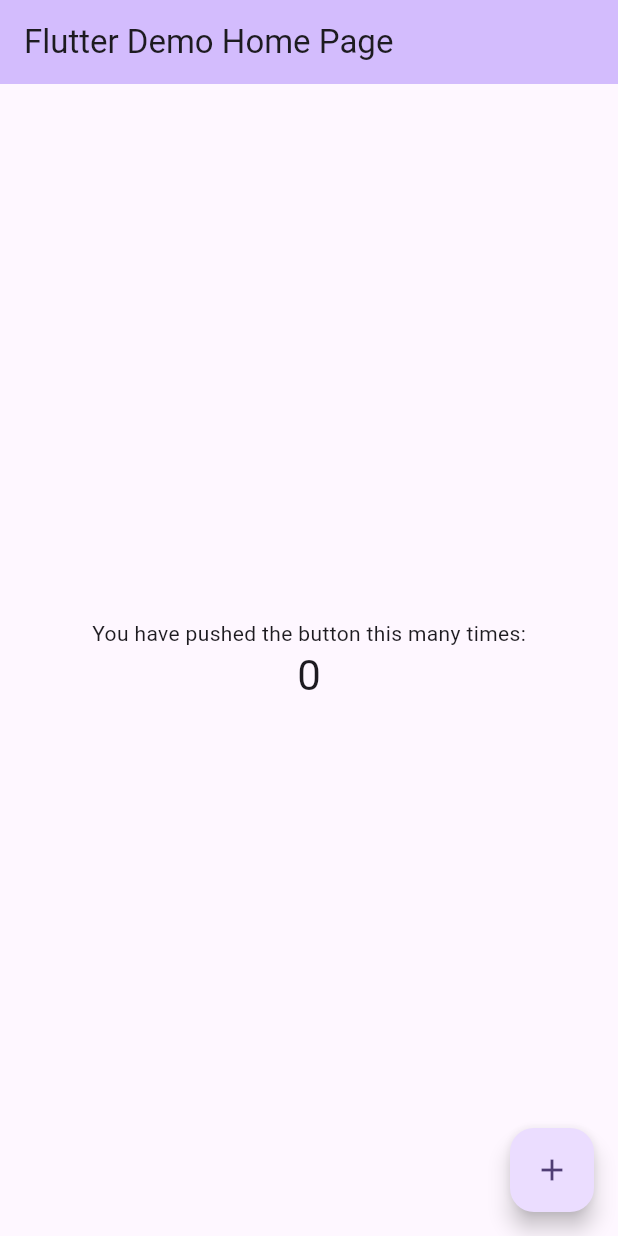
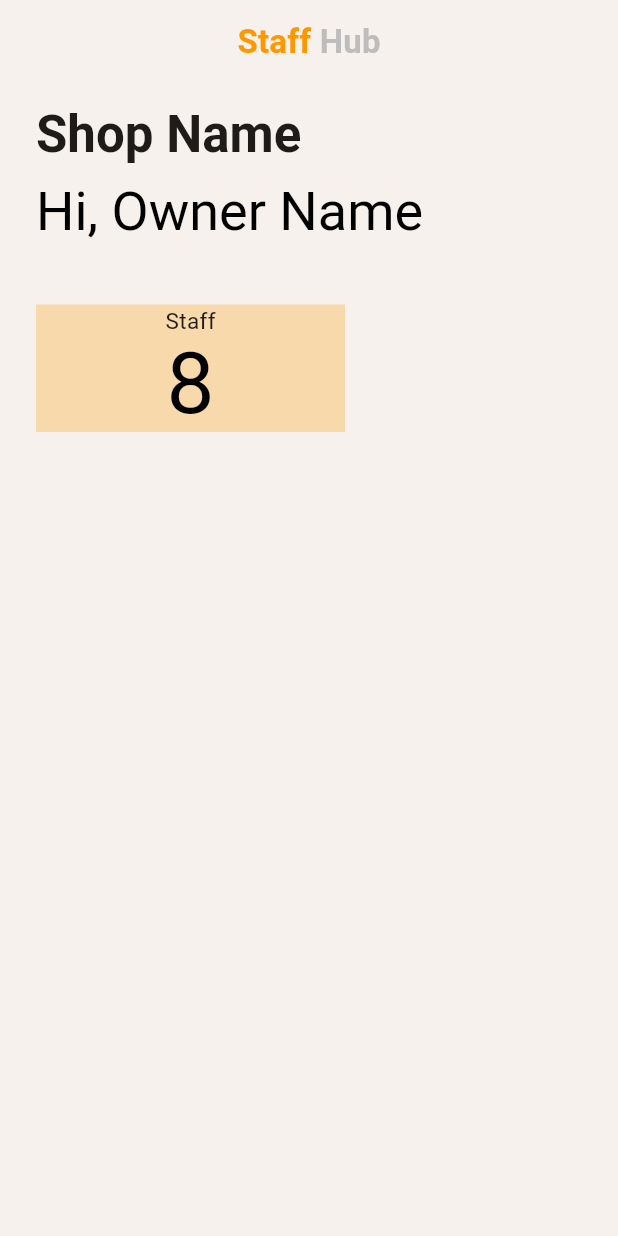
Before and after one commit to madhavmuthreja87/StaffHub, a Flutter app: the screen it shows after launch, on a phone screen of 412 x 824 dp. Run offline on Flutter 3.47's test engine with Material 3 defaults, Android fonts, the phone set to English and light mode, and no system bars.

Commit message:
folder structure divided with some ui screens

```diff
--- /dev/null
+++ b/StaffHub/lib/core/app_color.dart
@@ -0,0 +1,26 @@
+import 'package:flutter/material.dart';
+
+class AppColor {
+  static const Color primary = Color(0xFFFF6B35);
+  static const Color primaryDark = Color(0xFFD64A17);
+  static const Color orange = Colors.orange;
+  static const Color greyish = const Color.fromARGB(255, 190, 189, 189);
+  static const Color accentLight = Color(0xFFFFF0EA);
+  static const Color alertWarning = Color(0xFFFFB800);
+
+  // Neutral Canvas Colors
+  static const Color background = Color.fromARGB(
+    255,
+    246,
+    241,
+    236,
+  ); // Off-white/cream background (easier on the eyes than pure white)
+  static const Color surface =
+      Colors.white; // Cards, input fields, dropdown elements
+
+  // Text Styling Colors
+  static const Color textDark = Color(
+    0xFF1E1B18,
+  ); // Deep charcoal for high-contrast titles
+  static const Color textMuted = Color(0xFF78726C);
+}
--- /dev/null
+++ b/StaffHub/lib/core/app_theme.dart
@@ -0,0 +1,33 @@
+import 'package:flutter/material.dart';
+import 'package:staffhub/core/app_color.dart';
+
+class AppTheme {
+  static ThemeData get lightTheme {
+    return ThemeData(
+      scaffoldBackgroundColor: AppColor.background,
+      colorScheme: ColorScheme.light(
+        primary: AppColor.primary,
+        surface: AppColor.surface,
+      ),
+      textTheme: TextTheme(
+        headlineLarge: TextStyle(
+          fontSize: 32,
+          fontWeight: FontWeight.bold,
+          color: AppColor.orange,
+        ),
+        titleLarge: TextStyle(
+          fontSize: 34,
+          fontWeight: FontWeight.bold,
+          color: AppColor.textDark,
+        ),
+        titleMedium: TextStyle(
+          fontSize: 22,
+          fontWeight: FontWeight.bold,
+          color: AppColor.orange,
+        ),
+        bodyMedium: TextStyle(color: AppColor.textDark, fontSize: 15),
+        bodySmall: TextStyle(fontSize: 13, color: AppColor.textMuted),
+      ),
+    );
+  }
+}
--- a/StaffHub/lib/main.dart
+++ b/StaffHub/lib/main.dart
@@ -1,4 +1,7 @@
 import 'package:flutter/material.dart';
+import 'package:staffhub/core/app_theme.dart';
+import 'package:staffhub/screens/admin_home_screen.dart';
+import 'package:staffhub/screens/sign_up.dart';
 
 void main() {
   runApp(const MyApp());
@@ -12,111 +15,8 @@ class MyApp extends StatelessWidget {
   Widget build(BuildContext context) {
     return MaterialApp(
       title: 'Flutter Demo',
-      theme: ThemeData(
-        // This is the theme of your application.
-        //
-        // TRY THIS: Try running your application with "flutter run". You'll see
-        // the application has a purple toolbar. Then, without quitting the app,
-        // try changing the seedColor in the colorScheme below to Colors.green
-        // and then invoke "hot reload" (save your changes or press the "hot
-        // reload" button in a Flutter-supported IDE, or press "r" if you used
-        // the command line to start the app).
-        //
-        // Notice that the counter didn't reset back to zero; the application
-        // state is not lost during the reload. To reset the state, use hot
-        // restart instead.
-        //
-        // This works for code too, not just values: Most code changes can be
-        // tested with just a hot reload.
-        colorScheme: .fromSeed(seedColor: Colors.deepPurple),
-      ),
-      home: const MyHomePage(title: 'Flutter Demo Home Page'),
+      theme: AppTheme.lightTheme,
+      home: const AdminHomeScreen(),
     );
   }
 }
-
-class MyHomePage extends StatefulWidget {
-  const MyHomePage({super.key, required this.title});
-
-  // This widget is the home page of your application. It is stateful, meaning
-  // that it has a State object (defined below) that contains fields that affect
-  // how it looks.
-
-  // This class is the configuration for the state. It holds the values (in this
-  // case the title) provided by the parent (in this case the App widget) and
-  // used by the build method of the State. Fields in a Widget subclass are
-  // always marked "final".
-
-  final String title;
-
-  @override
-  State<MyHomePage> createState() => _MyHomePageState();
-}
-
-class _MyHomePageState extends State<MyHomePage> {
-  int _counter = 0;
-
-  void _incrementCounter() {
-    setState(() {
-      // This call to setState tells the Flutter framework that something has
-      // changed in this State, which causes it to rerun the build method below
-      // so that the display can reflect the updated values. If we changed
-      // _counter without calling setState(), then the build method would not be
-      // called again, and so nothing would appear to happen.
-      _counter++;
-    });
-  }
-
-  @override
-  Widget build(BuildContext context) {
-    // This method is rerun every time setState is called, for instance as done
-    // by the _incrementCounter method above.
-    //
-    // The Flutter framework has been optimized to make rerunning build methods
-    // fast, so that you can just rebuild anything that needs updating rather
-    // than having to individually change instances of widgets.
-    return Scaffold(
-      appBar: AppBar(
-        // TRY THIS: Try changing the color here to a specific color (to
-        // Colors.amber, perhaps?) and trigger a hot reload to see the AppBar
-        // change color while the other colors stay the same.
-        backgroundColor: Theme.of(context).colorScheme.inversePrimary,
-        // Here we take the value from the MyHomePage object that was created by
-        // the App.build method, and use it to set our appbar title.
-        title: Text(widget.title),
-      ),
-      body: Center(
-        // Center is a layout widget. It takes a single child and positions it
-        // in the middle of the parent.
-        child: Column(
-          // Column is also a layout widget. It takes a list of children and
-          // arranges them vertically. By default, it sizes itself to fit its
-          // children horizontally, and tries to be as tall as its parent.
-          //
-          // Column has various properties to control how it sizes itself and
-          // how it positions its children. Here we use mainAxisAlignment to
-          // center the children vertically; the main axis here is the vertical
-          // axis because Columns are vertical (the cross axis would be
-          // horizontal).
-          //
-          // TRY THIS: Invoke "debug painting" (choose the "Toggle Debug Paint"
-          // action in the IDE, or press "p" in the console), to see the
-          // wireframe for each widget.
-          mainAxisAlignment: .center,
-          children: [
-            const Text('You have pushed the button this many times:'),
-            Text(
-              '$_counter',
-              style: Theme.of(context).textTheme.headlineMedium,
-            ),
-          ],
-        ),
-      ),
-      floatingActionButton: FloatingActionButton(
-        onPressed: _incrementCounter,
-        tooltip: 'Increment',
-        child: const Icon(Icons.add),
-      ),
-    );
-  }
-}
--- /dev/null
+++ b/StaffHub/lib/screens/admin_home_screen.dart
@@ -0,0 +1,67 @@
+import 'package:flutter/material.dart';
+import 'package:staffhub/core/app_color.dart';
+
+class AdminHomeScreen extends StatefulWidget {
+  const AdminHomeScreen({super.key});
+
+  @override
+  State<AdminHomeScreen> createState() => _AdminHomeScreenState();
+}
+
+class _AdminHomeScreenState extends State<AdminHomeScreen> {
+  @override
+  Widget build(BuildContext context) {
+    final theme = Theme.of(context).textTheme;
+    return Scaffold(
+      appBar: AppBar(
+        backgroundColor: AppColor.background,
+        centerTitle: true,
+        title: Text.rich(
+          TextSpan(
+            text: 'Staff ',
+            style: theme.titleMedium,
+            children: [
+              TextSpan(
+                text: "Hub",
+                style: theme.titleMedium?.copyWith(color: AppColor.greyish),
+              ),
+            ],
+          ),
+        ),
+      ),
+      body: Padding(
+        padding: const EdgeInsets.only(
+          left: 24.0,
+          right: 24,
+          top: 12,
+          bottom: 12,
+        ),
+        child: Column(
+          crossAxisAlignment: CrossAxisAlignment.start,
+          children: [
+            Text("Shop Name", style: theme.titleLarge),
+            const SizedBox(height: 8),
+            Text("Hi, Owner Name", style: theme.displaySmall),
+            const SizedBox(height: 40),
+            Row(
+              children: [
+                Container(
+                  decoration: BoxDecoration(
+                    color: const Color.fromARGB(70, 255, 153, 0),
+                  ),
+                  width: MediaQuery.sizeOf(context).width / 2,
+                  child: Column(
+                    children: [
+                      const Text("Staff"),
+                      Text("8", style: theme.displayLarge),
+                    ],
+                  ),
+                ),
+              ],
+            ),
+          ],
+        ),
+      ),
+    );
+  }
+}
```
Also changed, not shown: StaffHub/lib/screens/sign_up.dart (added, +115 -0 lines), StaffHub/lib/widgets/custom_text_field.dart (added, +23 -0 lines).
